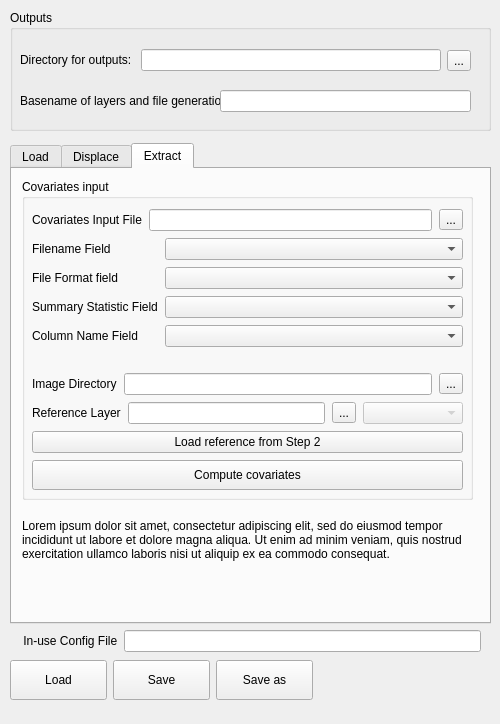
Before: the Qt Designer form plugin/mgp_dialog.ui in unicef-drp/mics-geocoding, drawn with Qt 5.
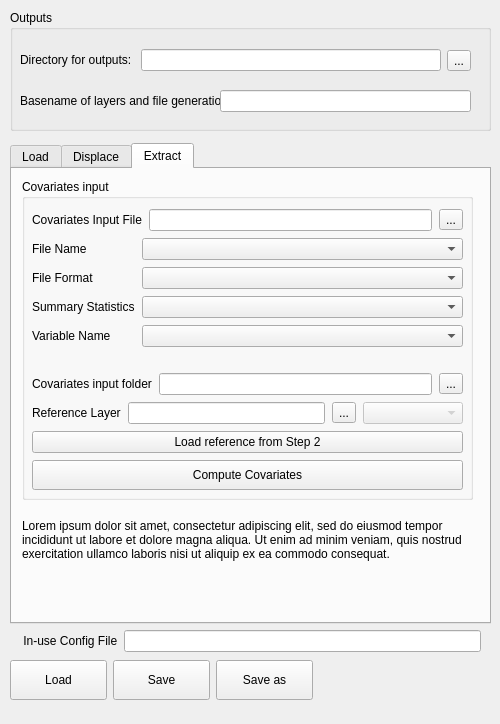
After: the same form once the commit is applied. The open tabs and pages were chosen to show the change.

Commit message: feat(ui): [42 ->56] Covariest input: section name, field name, tooltips updated

Diff of the .ui file:
```diff
--- a/plugin/mgp_dialog.ui
+++ b/plugin/mgp_dialog.ui
@@ -505,7 +505,7 @@
             <item row="0" column="0">
              <widget class="QLabel" name="filenameFieldLabel">
               <property name="text">
-               <string>Filename Field</string>
+               <string>File Name</string>
               </property>
              </widget>
             </item>
@@ -515,7 +515,7 @@
             <item row="1" column="0">
              <widget class="QLabel" name="fileformatFieldLabel">
               <property name="text">
-               <string>File Format field</string>
+               <string>File Format</string>
               </property>
              </widget>
             </item>
@@ -525,7 +525,7 @@
             <item row="2" column="0">
              <widget class="QLabel" name="sumstatFieldLabel">
               <property name="text">
-               <string>Summary Statistic Field</string>
+               <string>Summary Statistics</string>
               </property>
              </widget>
             </item>
@@ -535,7 +535,7 @@
             <item row="3" column="0">
              <widget class="QLabel" name="columnnameFieldLabel">
               <property name="text">
-               <string>Column Name Field</string>
+               <string>Variable Name</string>
               </property>
              </widget>
             </item>
@@ -558,7 +558,7 @@
                </sizepolicy>
               </property>
               <property name="text">
-               <string>Image Directory</string>
+               <string>Covariates input folder</string>
               </property>
              </widget>
             </item>
@@ -645,7 +645,7 @@
              </size>
             </property>
             <property name="text">
-             <string>Compute covariates</string>
+             <string>Compute Covariates</string>
             </property>
            </widget>
           </item>
```
The commit also changes 3 other files.
